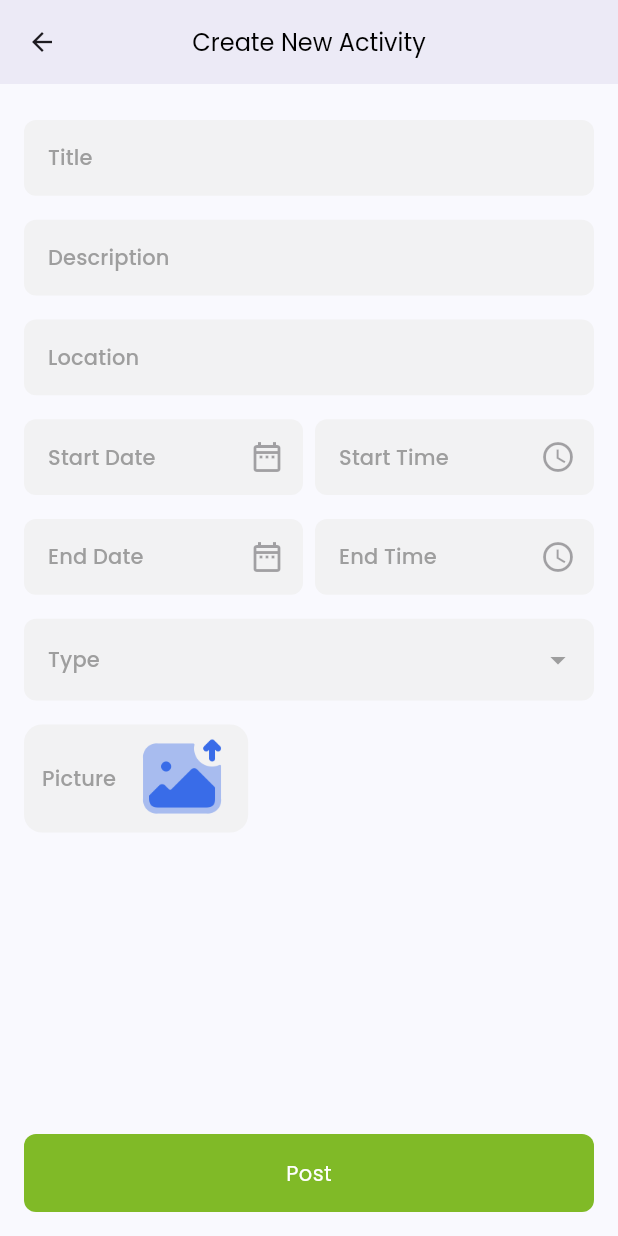
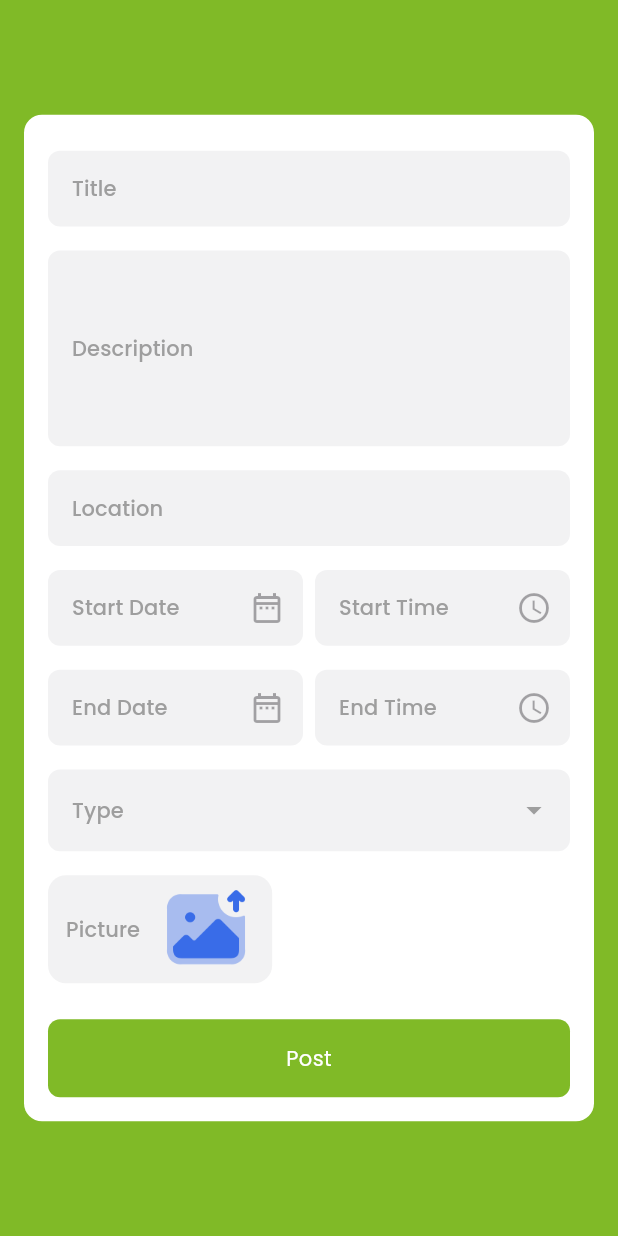
Before and after one commit to dexzter07/EEP_User, a Flutter app: the BottomNavScreen screen opened by its route, after a tap on "Add New", on a phone screen of 412 x 824 dp. Run offline on Flutter 3.47's test engine with Material 3 defaults, Android fonts, the light colour scheme and no system bars; our stand-ins replace cached_network_image, dartz, dio, flutter_riverpod, go_router, image_picker and 3 more; accounts and stored records are empty; network calls fail.

Commit message:
Create Activity UI refined

```diff
--- a/lib/core/networks/api_helper.dart
+++ b/lib/core/networks/api_helper.dart
@@ -24,11 +24,11 @@ class ApiHelper {
     Map<String, dynamic>? queryParams,
     dynamic data,
     Options? options,
-    bool? isDelete,
+    bool? isPatch,
     bool? isPut,
   }) async {
-    return isDelete == true
-        ? await _dio.delete(
+    return isPatch == true
+        ? await _dio.patch(
             options: options,
             endPoint,
             queryParameters: queryParams,
--- a/lib/core/networks/endpoint.dart
+++ b/lib/core/networks/endpoint.dart
@@ -20,4 +20,5 @@ class Endpoints {
   static const uploadProfilePicture = 'upload/profile-picture';
   static const fetchProfileDetails = 'fetchProfileDetails';
   static const updateProfile = 'updateProfile';
+  static const updateTeacherProfilePicture = 'updateTeacherProfilePicture';
 }
--- a/lib/core/widgets/custom_dropdown_button.dart
+++ b/lib/core/widgets/custom_dropdown_button.dart
@@ -56,6 +56,7 @@ class CustomDropdownButtonState extends ConsumerState<CustomDropdownButton> {
       value: widget.value,
       isExpanded: true,
       decoration: InputDecoration(
+        errorStyle: const TextStyle(color: Colors.red, fontSize: 10),
         filled: true,
         fillColor: ColorConstant.textFieldColor,
         labelText: widget.labelText,
--- a/lib/features/activities/presentation/activity_list_screen.dart
+++ b/lib/features/activities/presentation/activity_list_screen.dart
@@ -1,9 +1,11 @@
 import 'package:epp_user/core/base_class/base_state.dart';
 import 'package:epp_user/core/widgets/custom_error_widget.dart';
+import 'package:epp_user/core/widgets/custom_inkwell.dart';
 import 'package:epp_user/core/widgets/custom_scaffold.dart';
 import 'package:epp_user/features/activities/application/activity_controller.dart';
 import 'package:epp_user/features/activities/infrastructure/response/activity_list_response.dart';
 import 'package:epp_user/features/activities/presentation/widgets/activity_widget.dart';
+import 'package:epp_user/features/bottom_navigation/presentation/bottom_nav_screen.dart';
 import 'package:flutter/material.dart';
 import 'package:flutter/scheduler.dart';
 import 'package:flutter_riverpod/flutter_riverpod.dart';
@@ -46,6 +48,9 @@ class _ActivitiesListScreenState extends ConsumerState<ActivityListScreen> {
       _pageNumber = 1;
       ref.read(fetchActivityListProvider.notifier).fetchActivityList();
     });
+    if (ref.read(showRefreshIconInHomeScreenProvider)) {
+      ref.read(showRefreshIconInHomeScreenProvider.notifier).state = false;
+    }
   }
 
   int _pageNumber = 1;
@@ -55,6 +60,7 @@ class _ActivitiesListScreenState extends ConsumerState<ActivityListScreen> {
   Widget build(BuildContext context) {
     final fetchActivityListApiState = ref.watch(fetchActivityListProvider);
     final activityListState = ref.watch(activityListProvider);
+    final showRefreshIconState = ref.watch(showRefreshIconInHomeScreenProvider);
 
     ref.listen(fetchActivityListProvider, (previous, next) {
       if (next is SuccessState<ActivityListResponse>) {
@@ -82,12 +88,18 @@ class _ActivitiesListScreenState extends ConsumerState<ActivityListScreen> {
 
     return CustomScaffold(
         hideLeadingIcon: true,
-        padding: const EdgeInsets.only(top: 16),
+        padding: EdgeInsets.zero,
         appBarTitle: 'Activity List',
         body: fetchActivityListApiState is LoadingState
             ? const Center(child: CircularProgressIndicator())
             : fetchActivityListApiState is SuccessState<ActivityListResponse>
-                ? SmartRefresher(
+                ? Stack(
+                    children: [
+                      Padding(
+                        padding: EdgeInsets.only(
+                          top: showRefreshIconState ? 24 : 8,
+                        ),
+                        child: SmartRefresher(
                             // ignore: prefer_const_constructors
                             header: ClassicHeader(),
                             // ignore: prefer_const_constructors
@@ -100,10 +112,36 @@ class _ActivitiesListScreenState extends ConsumerState<ActivityListScreen> {
                               itemCount: activityListState.length,
                               itemBuilder: (context, index) {
                                 return ActivityWidget(
-                          activityResponseData: activityListState[index],
+                                  activityResponseData:
+                                      activityListState[index],
                                 );
                               },
+                            )),
                       ),
+                      if (showRefreshIconState)
+                        CustomInkWell(
+                          onTap: _fetchActivityList,
+                          child: const Padding(
+                            padding: EdgeInsets.only(top: 4),
+                            child: Row(
+                              mainAxisAlignment: MainAxisAlignment.center,
+                              children: [
+                                Icon(
+                                  Icons.refresh,
+                                  size: 14,
+                                  color: Colors.grey,
+                                ),
+                                SizedBox(width: 2),
+                                Text(
+                                  "Please refresh to load new content.",
+                                  style: TextStyle(
+                                      fontSize: 12, color: Colors.grey),
+                                )
+                              ],
+                            ),
+                          ),
+                        )
+                    ],
                   )
                 : fetchActivityListApiState is FailureState
                     ? Center(
--- a/lib/features/activities/presentation/create_activity_screen.dart
+++ b/lib/features/activities/presentation/create_activity_screen.dart
@@ -72,28 +72,38 @@ class _CreateActivityScreenState extends ConsumerState<CreateActivityScreen> {
           message: "Activity created successfully",
           toastType: ToastType.success,
         );
-        context.pop();
+        context.pop(true);
       } else if (next is FailureState) {
         context.showToast(message: next.failureResponse.errorMessage);
       }
     });
 
     return CustomScaffold(
-        padding: const EdgeInsets.symmetric(
-          horizontal: 16,
-          vertical: 16,
+        backgroundColor: ColorConstant.primaryColor,
+        padding: EdgeInsets.zero,
+        body: LayoutBuilder(builder: (context, constraints) {
+          return SingleChildScrollView(
+            child: ConstrainedBox(
+              constraints: BoxConstraints(
+                minHeight: constraints.maxHeight,
               ),
-        appBarTitle: 'Create New Activity',
-        body: Form(
+              child: Form(
                 key: _formKey,
+                child: Center(
+                  child: Container(
+                    padding: const EdgeInsets.all(16),
+                    margin: EdgeInsets.only(
+                      left: 16,
+                      right: 16,
+                      bottom: MediaQuery.of(context)
+                          .viewInsets
+                          .bottom, // Adjust for keyboard
+                    ),
+                    decoration: BoxDecoration(
+                      borderRadius: BorderRadius.circular(12),
+                      color: Colors.white,
+                    ),
                     child: Column(
-            children: [
-              Expanded(
-                child: ListView(
-                  shrinkWrap: true,
-                  padding: EdgeInsets.zero,
-                  children: [
-                    Column(
                       crossAxisAlignment: CrossAxisAlignment.start,
                       children: [
                         const SizedBox(height: 8),
@@ -114,6 +124,7 @@ class _CreateActivityScreenState extends ConsumerState<CreateActivityScreen> {
                         CustomTextField(
                           controller: _descriptionController,
                           labelText: "Description",
+                          maxLines: 5,
                           textInputAction: TextInputAction.next,
                           validator: (String? value) {
                             if (value == null || value.isEmpty) {
@@ -144,12 +155,6 @@ class _CreateActivityScreenState extends ConsumerState<CreateActivityScreen> {
                         _activityTypeWidget(activityDropDownList),
                         const SizedBox(height: 16),
                         _imageUploadWidget(context),
-                        const SizedBox(height: 4),
-                      ],
-                    ),
-                  ],
-                ),
-              ),
                         const SizedBox(height: 24),
                         _continueButton(
                           context,
@@ -157,7 +162,12 @@ class _CreateActivityScreenState extends ConsumerState<CreateActivityScreen> {
                         ),
                       ],
                     ),
-        ));
+                  ),
+                ),
+              ),
+            ),
+          );
+        }));
   }
 
   CustomDropdownButton _activityTypeWidget(
@@ -198,7 +208,7 @@ class _CreateActivityScreenState extends ConsumerState<CreateActivityScreen> {
               var date = await showDatePicker(
                   context: context,
                   initialDate: DateTime.now(),
-                  firstDate: DateTime(1930),
+                  firstDate: DateTime.now(),
                   lastDate: DateTime(2080));
 
               if (date != null) {
@@ -256,10 +266,17 @@ class _CreateActivityScreenState extends ConsumerState<CreateActivityScreen> {
           child: InkWell(
             onTap: () async {
               FocusScope.of(context).unfocus();
+              if (_startDateController.text.isEmpty ||
+                  _startTimeController.text.isEmpty) {
+                context.showToast(
+                    message: 'Please select the Start Date and time first');
+                return;
+              }
+
               var date = await showDatePicker(
                   context: context,
                   initialDate: DateTime.now(),
-                  firstDate: DateTime(1930),
+                  firstDate: DateTime.parse(_startDateController.text),
                   lastDate: DateTime(2080));
 
               if (date != null) {
@@ -279,6 +296,12 @@ class _CreateActivityScreenState extends ConsumerState<CreateActivityScreen> {
           child: InkWell(
             onTap: () async {
               FocusScope.of(context).unfocus();
+              if (_startDateController.text.isEmpty ||
+                  _startTimeController.text.isEmpty) {
+                context.showToast(
+                    message: 'Please select the Start Date and time first');
+                return;
+              }
               var time = await showTimePicker(
                 context: context,
                 initialTime: TimeOfDay.now(),
@@ -296,6 +319,9 @@ class _CreateActivityScreenState extends ConsumerState<CreateActivityScreen> {
                 String hour = time.hour.toString().padLeft(2, '0');
                 String minute = time.minute.toString().padLeft(2, '0');
                 _endTimeController.text = '$hour:$minute';
+                if (context.mounted) {
+                  _validateTime(time, context);
+                }
               }
             },
             child: CustomTextField(
@@ -308,6 +334,26 @@ class _CreateActivityScreenState extends ConsumerState<CreateActivityScreen> {
         ),
       ],
     );
+  }
+
+  void _validateTime(TimeOfDay time, BuildContext context) {
+    if (_startDateController.text == _endDateController.text) {
+      TimeOfDay startTime = TimeOfDay(
+        hour: int.parse(_startTimeController.text.split(':')[0]),
+        minute: int.parse(_startTimeController.text.split(':')[1]),
+      );
+      TimeOfDay endTime = TimeOfDay(
+        hour: time.hour,
+        minute: time.minute,
+      );
+
+      if (endTime.hour < startTime.hour ||
+          (endTime.hour == startTime.hour &&
+              endTime.minute < startTime.minute)) {
+        context.showToast(message: 'End Time cannot be before start time');
+        _endTimeController.clear();
+      }
+    }
   }
 
   InkWell _imageUploadWidget(BuildContext context) {
--- a/lib/features/bottom_navigation/presentation/bottom_nav_screen.dart
+++ b/lib/features/bottom_navigation/presentation/bottom_nav_screen.dart
@@ -16,6 +16,8 @@ import 'package:go_router/go_router.dart';
 
 final fetchDropDownListProvider =
     StateNotifierProvider((ref) => ActivityController(ref));
+
+final showRefreshIconInHomeScreenProvider = StateProvider((ref) => false);
 
 class BottomNavScreen extends ConsumerStatefulWidget {
   const BottomNavScreen({super.key});
@@ -46,10 +48,14 @@ class _BottomNavScreenState extends ConsumerState<BottomNavScreen> {
       body: _screenList[_index],
       bottomNavigationBar: _bottomNavBarWidget(context),
       floatingActionButton: FloatingActionButton.extended(
-          onPressed: () {
-            context.push(
+          onPressed: () async {
+            var result = await context.push(
               AppRoutes.createActivityScreen,
             );
+            if (result == true) {
+              ref.read(showRefreshIconInHomeScreenProvider.notifier).state =
+                  true;
+            }
           },
           backgroundColor: ColorConstant.primaryColor,
           label: Row(
```
Also changed, not shown: lib/features/authentication/sign_up/presentation/sign_up_phase1_screen.dart (+4 -4 lines), lib/features/authentication/sign_up/presentation/sign_up_phase2_screen.dart (+25 -4 lines), lib/features/authentication/sign_up/presentation/sign_up_phase3_screen.dart (+4 -4 lines), lib/features/profile/application/profile_controller.dart (+9 -4 lines), lib/features/profile/infrastructure/repository/profile_repository.dart (+19 -0 lines), lib/features/profile/presentation/profile_screen.dart (+11 -2 lines), lib/features/profile/presentation/widgets/logout_confirmation_sheet.dart (added, +76 -0 lines). Lines whose indentation alone changed are shown as unchanged.
